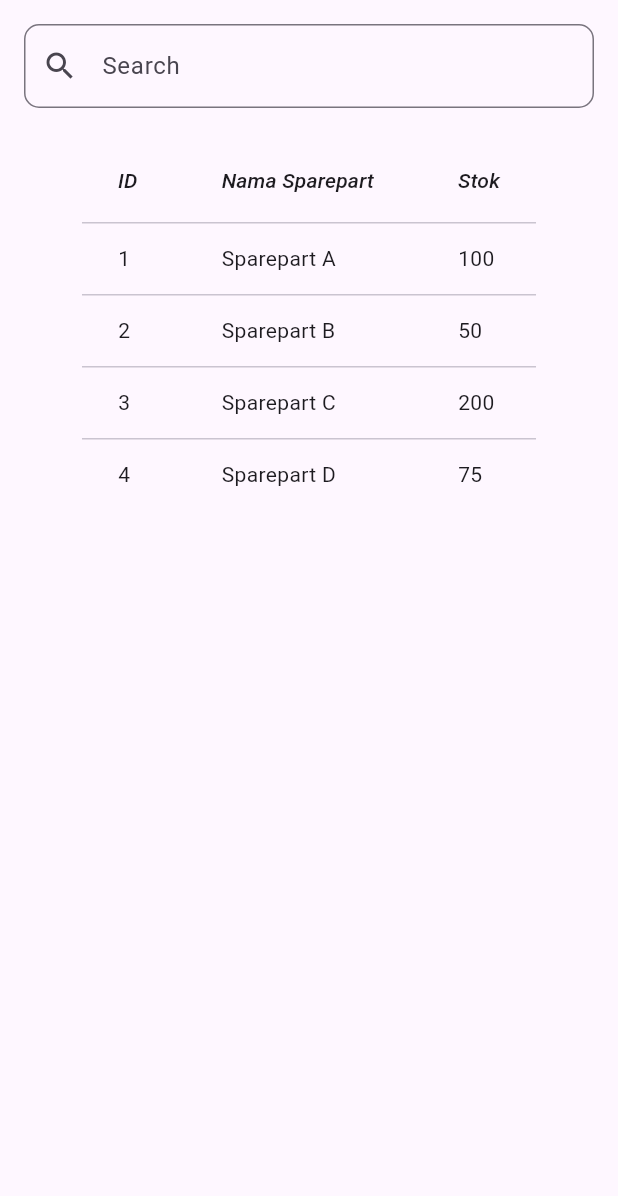
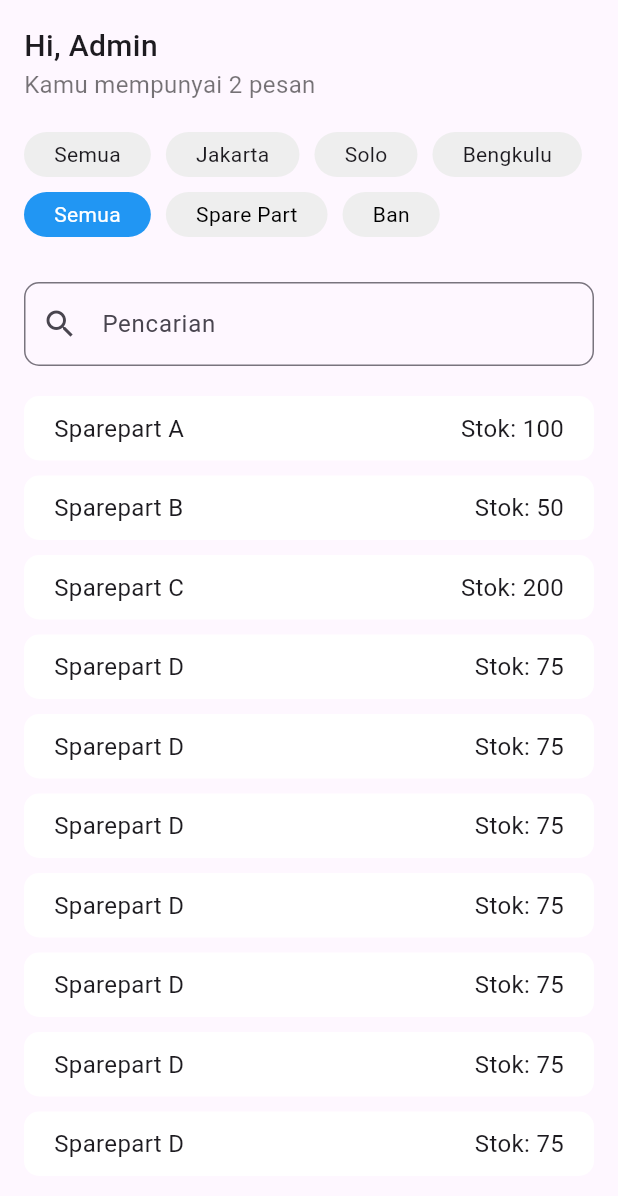
Before and after one commit to indradevision/warehouseapp, a Flutter app: the DashboardView screen opened directly, on a phone screen of 412 x 824 dp. Shown: the top 1196 px of the screen. Run offline on Flutter 3.47's test engine with Material 3 defaults, Android fonts, the phone set to English and light mode, and no system bars; our stand-ins replace animated_splash_screen, get, lottie, shared_preferences; missing offline and left inert: restart_app; accounts and stored records are empty.

Commit message:
fix(): trial action trigger

```diff
--- a/lib/app/module/home/views/dashboard_view.dart
+++ b/lib/app/module/home/views/dashboard_view.dart
@@ -1,12 +1,39 @@
 import 'package:flutter/material.dart';
 
-class DashboardView extends StatelessWidget {
+class DashboardView extends StatefulWidget {
+  @override
+  _DashboardViewState createState() => _DashboardViewState();
+}
+
+class _DashboardViewState extends State<DashboardView> {
   final List<Map<String, dynamic>> _stockData = [
     {"id": 1, "name": "Sparepart A", "stock": 100},
     {"id": 2, "name": "Sparepart B", "stock": 50},
     {"id": 3, "name": "Sparepart C", "stock": 200},
     {"id": 4, "name": "Sparepart D", "stock": 75},
+    {"id": 5, "name": "Sparepart D", "stock": 75},
+    {"id": 6, "name": "Sparepart D", "stock": 75},
+    {"id": 7, "name": "Sparepart D", "stock": 75},
+    {"id": 8, "name": "Sparepart D", "stock": 75},
+    {"id": 9, "name": "Sparepart D", "stock": 75},
+    {"id": 10, "name": "Sparepart D", "stock": 75},
   ];
+
+  final List<Map<String, dynamic>> _regionWh = [
+    {"name": "Semua"},
+    {"name": "Jakarta"},
+    {"name": "Solo"},
+    {"name": "Bengkulu"},
+    {"name": "Pekanbaru"}
+  ];
+
+  final List<Map<String, dynamic>> _typeParts = [
+    {"name": "Semua"},
+    {"name": "Spare Part"},
+    {"name": "Ban"}
+  ];
+
+  String _selectedType = "Semua"; // Default item yang dipilih
 
   @override
   Widget build(BuildContext context) {
@@ -14,59 +41,132 @@ class DashboardView extends StatelessWidget {
       body: Padding(
         padding: const EdgeInsets.all(16.0),
         child: Column(
+          crossAxisAlignment: CrossAxisAlignment.start,
           children: [
-            TextField(
-              // controller: _searchController,
-              // onChanged: (value) {
-              //   filterStockData(value);
-              // },
+            Row(
+              children: [
+                Column(
+                  crossAxisAlignment: CrossAxisAlignment.start,
+                  children: [
+                    Padding(
+                      padding: const EdgeInsets.only(bottom: 0),
+                      child: Text(
+                          style: TextStyle(
+                              fontSize: 20, fontWeight: FontWeight.w500),
+                          "Hi, Admin"),
+                    ),
+                    Padding(
+                      padding: const EdgeInsets.only(bottom: 20),
+                      child: Text(
+                          style: TextStyle(color: Colors.black54, fontSize: 16),
+                          "Kamu mempunyai 2 pesan"),
+                    ),
+                  ],
+                )
+              ],
+            ),
+            SingleChildScrollView(
+              padding: EdgeInsets.only(bottom: 10),
+              scrollDirection: Axis.horizontal,
+              child: Row(
+                  crossAxisAlignment: CrossAxisAlignment.start,
+                  children: _regionWh.map((region) {
+                    return Container(
+                      margin: EdgeInsets.only(right: 10),
+                      decoration: BoxDecoration(
+                          color: Colors.grey[200],
+                          borderRadius: BorderRadius.circular(20)),
+                      padding:
+                          EdgeInsets.symmetric(horizontal: 20, vertical: 5),
+                      child: Center(
+                        child: Text(region['name']),
+                      ),
+                    );
+                  }).toList()),
+            ),
+            SingleChildScrollView(
+              padding: EdgeInsets.only(bottom: 30),
+              scrollDirection: Axis.horizontal,
+              child: Row(
+                crossAxisAlignment: CrossAxisAlignment.start,
+                children: _typeParts.map((type) {
+                  // Menggunakan GestureDetector untuk mendeteksi klik
+                  return GestureDetector(
+                    onTap: () {
+                      // Fungsi untuk mengubah item yang dipilih
+                      setState(() {
+                        _selectedType =
+                            type['name']; // Mengubah item yang dipilih
+                      });
+                      print("Item yang diklik: ${type['name']}");
+                    },
+                    child: Container(
+                      margin: EdgeInsets.only(right: 10),
+                      decoration: BoxDecoration(
+                        color: _selectedType == type['name']
+                            ? Colors.blue // Warna jika item dipilih
+                            : Colors.grey[200], // Warna default
+                        borderRadius: BorderRadius.circular(20),
+                      ),
+                      padding:
+                          EdgeInsets.symmetric(horizontal: 20, vertical: 5),
+                      child: Center(
+                        child: Text(
+                          type['name'],
+                          style: TextStyle(
+                            color: _selectedType == type['name']
+                                ? Colors.white // Warna teks jika dipilih
+                                : Colors.black, // Warna teks default
+                          ),
+                        ),
+                      ),
+                    ),
+                  );
+                }).toList(),
+              ),
+            ),
+            Padding(
+              padding: EdgeInsets.only(bottom: 20),
+              child: TextField(
                 decoration: InputDecoration(
-                labelText: 'Search',
-                hintText: 'Search by name...',
+                  labelText: 'Pencarian',
+                  hintText: 'Cari berdasarkan nama',
                   prefixIcon: Icon(Icons.search),
                   border: OutlineInputBorder(
                     borderRadius: BorderRadius.all(Radius.circular(10.0)),
                   ),
                 ),
               ),
-            SizedBox(height: 20),
+            ),
             Expanded(
-              child: SingleChildScrollView(
-                child: DataTable(
-                  columns: const <DataColumn>[
-                    DataColumn(
-                      label: Text(
-                        'ID',
-                        style: TextStyle(fontStyle: FontStyle.italic),
+              child: ListView.builder(
+                itemCount: _stockData.length,
+                itemBuilder: (context, index) {
+                  final item = _stockData[index];
+                  return Container(
+                    decoration: BoxDecoration(
+                      color: Colors.white,
+                      borderRadius: BorderRadius.circular(10),
                     ),
+                    padding: EdgeInsets.symmetric(horizontal: 20, vertical: 10),
+                    margin: EdgeInsets.only(bottom: 10),
+                    child: Row(
+                      mainAxisAlignment: MainAxisAlignment.spaceBetween,
+                      children: [
+                        Text(
+                          item['name'],
+                          style: TextStyle(fontSize: 16),
                         ),
-                    DataColumn(
-                      label: Text(
-                        'Nama Sparepart',
-                        style: TextStyle(fontStyle: FontStyle.italic),
-                      ),
-                    ),
-                    DataColumn(
-                      label: Text(
-                        'Stok',
-                        style: TextStyle(fontStyle: FontStyle.italic),
-                      ),
+                        Text(
+                          'Stok: ${item['stock']}',
+                          style: TextStyle(fontSize: 16),
                         ),
                       ],
-                  rows: _stockData
-                      .map(
-                        (item) => DataRow(
-                          cells: <DataCell>[
-                            DataCell(Text(item['id'].toString())),
-                            DataCell(Text(item['name'])),
-                            DataCell(Text(item['stock'].toString())),
-                          ],
+                    ),
+                  );
+                },
               ),
             )
-                      .toList(),
-                ),
-              ),
-            ),
           ],
         ),
       ),
--- a/lib/app/module/home/views/home_view.dart
+++ b/lib/app/module/home/views/home_view.dart
@@ -30,13 +30,12 @@ class _HomeViewState extends State<HomeView> {
   }
 
   @override
- @override
+  @override
   Widget build(BuildContext context) {
     return Scaffold(
       appBar: AppBar(
         automaticallyImplyLeading: false,
         title: Container(
-          padding: const EdgeInsets.only(top: 15),
           width: MediaQuery.of(context).size.width * 0.25,
           child: Image.asset(
             'assets/images/logo-san-wider.png',
@@ -67,7 +66,8 @@ class _HomeViewState extends State<HomeView> {
                 logindata.setBool('login', true);
                 logindata.remove('role');
                 logindata.clear();
-                Restart.restartApp(); // Pastikan Restart sudah terkonfigurasi dengan benar
+                Restart
+                    .restartApp(); // Pastikan Restart sudah terkonfigurasi dengan benar
                 Get.offAllNamed('/login'); // Navigasi setelah logout
               } else if (value == 2) {
                 // checkver(); // Panggil fungsi untuk memeriksa versi
@@ -157,7 +157,7 @@ class _HomeViewState extends State<HomeView> {
         child: _widgetOptions.elementAt(_selectedIndex),
       ),
       bottomNavigationBar: BottomNavigationBar(
-        backgroundColor: Colors.black,
+        backgroundColor: Colors.indigo[800],
         items: const <BottomNavigationBarItem>[
           BottomNavigationBarItem(
             icon: Icon(Icons.dashboard),
@@ -173,7 +173,7 @@ class _HomeViewState extends State<HomeView> {
           ),
         ],
         currentIndex: _selectedIndex,
-        selectedItemColor: Colors.purple[400],
+        selectedItemColor: Colors.grey[350],
         unselectedItemColor: Colors.white,
         onTap: _onItemTapped,
       ),
```
Lines whose indentation alone changed are shown as unchanged.
